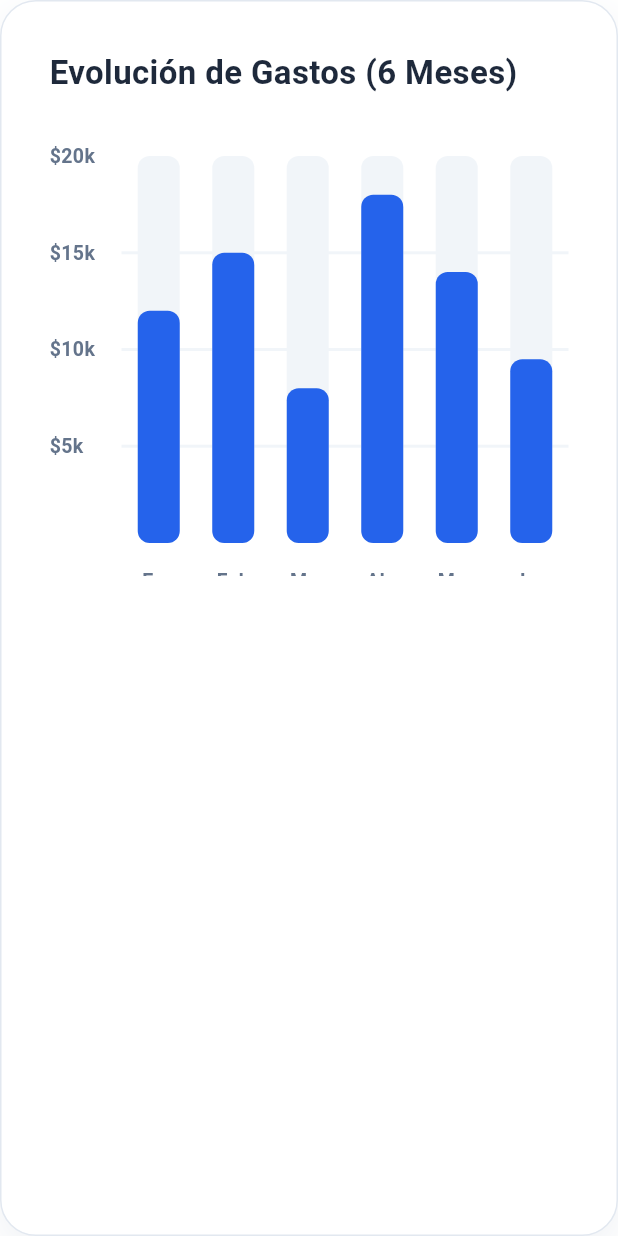
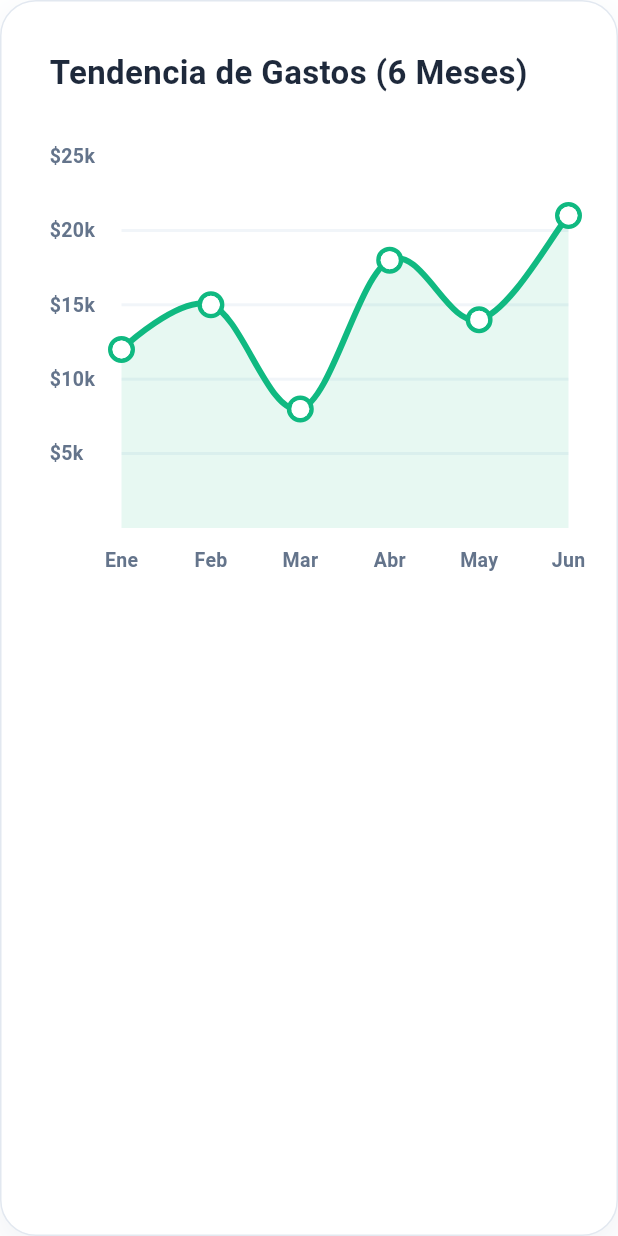
Before and after one commit to franciscog74/cloud-app, a Flutter app: the GastosMensualesChart widget shown alone on an empty page, opened directly, on a phone screen of 412 x 824 dp. Run offline on Flutter 3.47's test engine with Material 3 defaults, Android fonts, the phone set to English and light mode, and no system bars; drawn by our look-alikes of fl_chart; our stand-ins replace flutter_dotenv; network calls fail; Roboto replaces fonts that are missing (-apple-system).

Commit message:
Diseño 1.5/2 ahora si mera mera buena

```diff
--- a/frontend_flutter/lib/screens/dashboard/tabs/inicio_tab.dart
+++ b/frontend_flutter/lib/screens/dashboard/tabs/inicio_tab.dart
@@ -110,7 +110,6 @@ class _InicioTabState extends State<InicioTab> {
 
                         const Padding(padding: EdgeInsets.symmetric(vertical: 40.0), child: Divider(color: Color(0xFFF1F5F9), thickness: 2)),
 
-                        // AQUÍ INYECTAMOS EL NUEVO COMPONENTE
                         const GastosMensualesChart(),
 
                         const Padding(padding: EdgeInsets.symmetric(vertical: 40.0), child: Divider(color: Color(0xFFF1F5F9), thickness: 2)),
--- a/frontend_flutter/lib/widgets/charts/gastos_mensuales_chart.dart
+++ b/frontend_flutter/lib/widgets/charts/gastos_mensuales_chart.dart
@@ -20,29 +20,39 @@ class GastosMensualesChart extends StatelessWidget {
         crossAxisAlignment: CrossAxisAlignment.start,
         children: [
           const Text(
-            'Evolución de Gastos (6 Meses)',
+            'Tendencia de Gastos (6 Meses)',
             style: TextStyle(fontSize: 22, fontWeight: FontWeight.bold, color: Color(0xFF1E293B)),
           ),
           const SizedBox(height: 40),
           SizedBox(
             height: 280,
-            child: BarChart(
-              BarChartData(
-                alignment: BarChartAlignment.spaceAround,
-                maxY: 20000,
-                barTouchData: BarTouchData(enabled: true),
+            child: LineChart(
+              LineChartData(
+                gridData: FlGridData(
+                  show: true,
+                  drawVerticalLine: false,
+                  horizontalInterval: 5000,
+                  getDrawingHorizontalLine: (value) {
+                    return FlLine(color: const Color(0xFFF1F5F9), strokeWidth: 2);
+                  },
+                ),
                 titlesData: FlTitlesData(
                   show: true,
+                  rightTitles: const AxisTitles(sideTitles: SideTitles(showTitles: false)),
+                  topTitles: const AxisTitles(sideTitles: SideTitles(showTitles: false)),
                   bottomTitles: AxisTitles(
                     sideTitles: SideTitles(
                       showTitles: true,
+                      reservedSize: 32,
+                      interval: 1,
                       getTitlesWidget: (value, meta) {
                         const titles = ['Ene', 'Feb', 'Mar', 'Abr', 'May', 'Jun'];
+                        if (value.toInt() < 0 || value.toInt() >= titles.length) return const Text('');
                         return Padding(
-                          padding: const EdgeInsets.only(top: 16.0),
+                          padding: const EdgeInsets.only(top: 12.0),
                           child: Text(
                             titles[value.toInt()],
-                            style: const TextStyle(color: Color(0xFF64748B), fontSize: 13, fontWeight: FontWeight.w600),
+                            style: const TextStyle(color: Color(0xFF64748B), fontWeight: FontWeight.w600, fontSize: 13),
                           ),
                         );
                       },
@@ -51,36 +61,55 @@ class GastosMensualesChart extends StatelessWidget {
                   leftTitles: AxisTitles(
                     sideTitles: SideTitles(
                       showTitles: true,
+                      interval: 5000,
                       reservedSize: 48,
                       getTitlesWidget: (value, meta) {
                         if (value == 0) return const Text('');
                         return Text(
                           '\$${(value / 1000).toInt()}k',
-                          style: const TextStyle(color: Color(0xFF64748B), fontSize: 13, fontWeight: FontWeight.w600),
+                          style: const TextStyle(color: Color(0xFF64748B), fontWeight: FontWeight.w600, fontSize: 13),
+                          textAlign: TextAlign.left,
                         );
                       },
                     ),
                   ),
-                  topTitles: const AxisTitles(sideTitles: SideTitles(showTitles: false)),
-                  rightTitles: const AxisTitles(sideTitles: SideTitles(showTitles: false)),
-                ),
-                gridData: FlGridData(
-                  show: true,
-                  drawVerticalLine: false,
-                  horizontalInterval: 5000,
-                  getDrawingHorizontalLine: (value) => FlLine(
-                    color: const Color(0xFFF1F5F9),
-                    strokeWidth: 2,
-                  ),
                 ),
                 borderData: FlBorderData(show: false),
-                barGroups: [
-                  _buildBar(0, 12000),
-                  _buildBar(1, 15000),
-                  _buildBar(2, 8000),
-                  _buildBar(3, 18000),
-                  _buildBar(4, 14000),
-                  _buildBar(5, 9500),
+                minX: 0,
+                maxX: 5,
+                minY: 0,
+                maxY: 25000,
+                lineBarsData: [
+                  LineChartBarData(
+                    spots: const [
+                      FlSpot(0, 12000),
+                      FlSpot(1, 15000),
+                      FlSpot(2, 8000),
+                      FlSpot(3, 18000),
+                      FlSpot(4, 14000),
+                      FlSpot(5, 21000),
+                    ],
+                    isCurved: true,
+                    curveSmoothness: 0.35,
+                    color: const Color(0xFF10B981),
+                    barWidth: 4,
+                    isStrokeCapRound: true,
+                    dotData: FlDotData(
+                      show: true,
+                      getDotPainter: (spot, percent, barData, index) {
+                        return FlDotCirclePainter(
+                          radius: 6,
+                          color: Colors.white,
+                          strokeWidth: 3,
+                          strokeColor: const Color(0xFF10B981),
+                        );
+                      },
+                    ),
+                    belowBarData: BarAreaData(
+                      show: true,
+                      color: const Color(0xFF10B981).withOpacity(0.1),
+                    ),
+                  ),
                 ],
               ),
             ),
@@ -89,23 +118,4 @@ class GastosMensualesChart extends StatelessWidget {
       ),
     );
   }
-
-  BarChartGroupData _buildBar(int x, double y) {
-    return BarChartGroupData(
-      x: x,
-      barRods: [
-        BarChartRodData(
-          toY: y,
-          color: const Color(0xFF2563EB),
-          width: 28,
-          borderRadius: BorderRadius.circular(8),
-          backDrawRodData: BackgroundBarChartRodData(
-            show: true,
-            toY: 20000,
-            color: const Color(0xFFF1F5F9),
-          ),
-        ),
-      ],
-    );
-  }
 }
```
Also changed, not shown: 2 other files.
